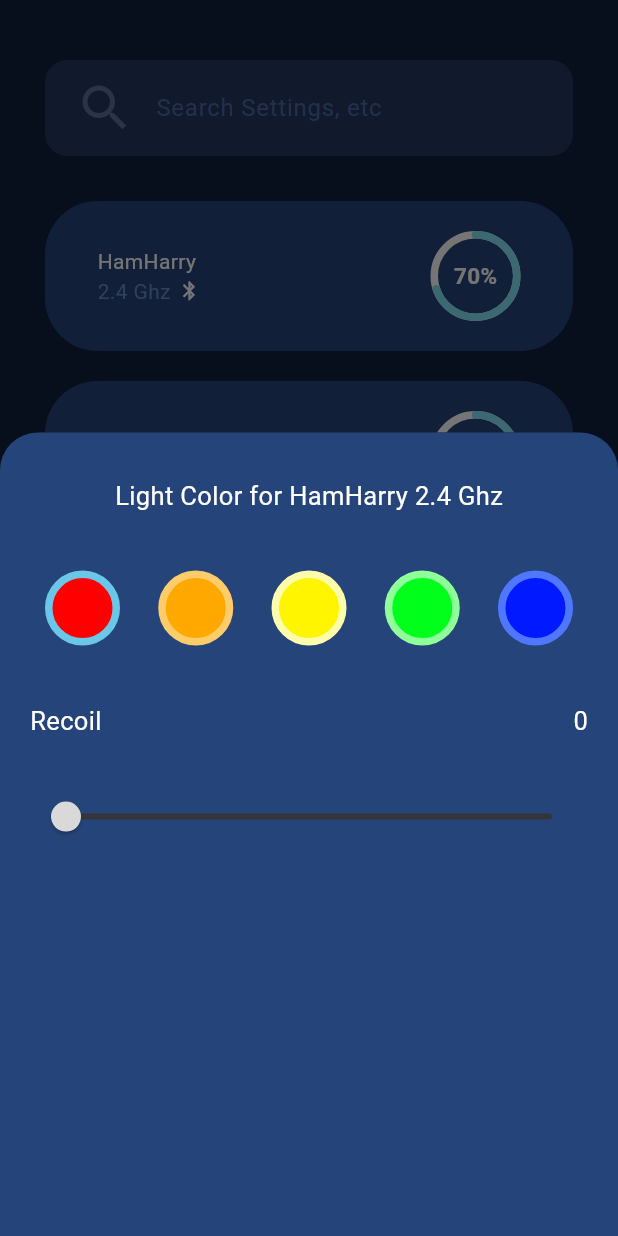
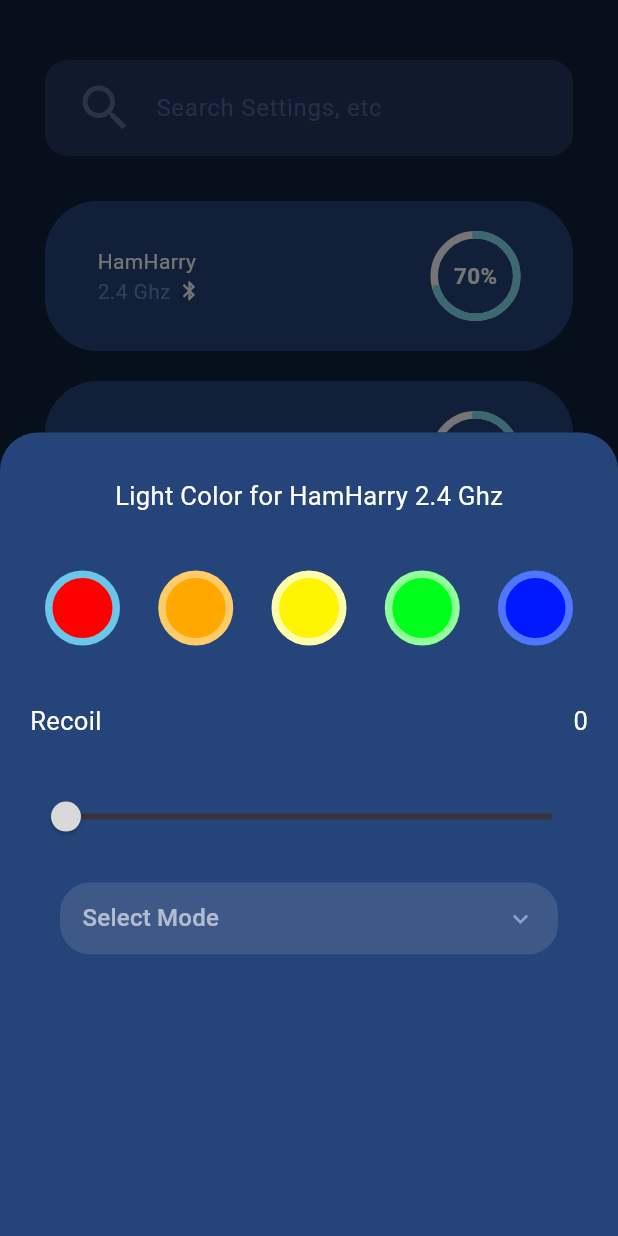
Before and after one commit to Lubpui/phandal_frontend, a Flutter app: the screen it shows after launch, after a tap on "HamHarry", on a phone screen of 412 x 824 dp. Run offline on Flutter 3.47's test engine with Material 3 defaults, Android fonts, the phone set to English and light mode, and no system bars; drawn by our look-alikes of percent_indicator.

Commit message:
Dropdown_complete

```diff
--- a/lib/bottom_sheet.dart
+++ b/lib/bottom_sheet.dart
@@ -10,8 +10,13 @@ class Sheet extends StatefulWidget {
 }
 
 class _SheetState extends State<Sheet> {
+  //widget 5 Colors
   int _selectedColor = 0;
   double _current = 0;
+
+  //widget Dropdown
+  String? selectedValue;
+  List<String> dropdownItem = ["Item 1", "Item 2", "Item 3"];
 
   final List<int> colors = [
     0xffFF0000,
@@ -45,7 +50,7 @@ class _SheetState extends State<Sheet> {
             shape: BoxShape.circle,
             border: Border.all(
               color: _selectedColor == index
-                  ? Color(0xff6BC7E9)
+                  ? const Color(0xff6BC7E9)
                   : Color(colors2[index]),
               width: 5,
             ),
@@ -93,7 +98,7 @@ class _SheetState extends State<Sheet> {
             ),
           ),
           Padding(
-            padding: EdgeInsets.only(left: 20, right: 20, top: 28),
+            padding: const EdgeInsets.only(left: 20, right: 20, top: 28),
             child: Row(
               mainAxisAlignment: MainAxisAlignment.spaceBetween,
               children: [
@@ -126,7 +131,51 @@ class _SheetState extends State<Sheet> {
                 setState(() {
                   _current = value;
                 });
-                }),
+              },
+            ),
+          ),
+          SizedBox(
+            width: double.infinity,
+            child: Column(
+              crossAxisAlignment: CrossAxisAlignment.center,
+              mainAxisAlignment: MainAxisAlignment.start,
+              children: [
+                Padding(
+                  padding: const EdgeInsets.only(left: 40, right: 40, top: 20),
+                  child: Container(
+                    decoration: BoxDecoration(
+                      borderRadius: BorderRadius.circular(20),
+                      color: const Color(0xff3E5888),
+                    ),
+                    child: Padding(
+                      padding: const EdgeInsets.only(left: 15, right: 15),
+                      child: DropdownButton<String>(
+                        hint: const Text("Select Mode"),
+                        value: selectedValue,
+                        items: dropdownItem.map((String value) {
+                          return DropdownMenuItem<String>(
+                              value: value, child: Text(value));
+                        }).toList(),
+                        onChanged: (newValue) {
+                          setState(() {
+                            selectedValue = newValue;
+                          });
+                        },
+                        isExpanded: true,
+                        dropdownColor: const Color(0xff3E5888),
+                        borderRadius: BorderRadius.circular(20),
+                        icon: const Icon(
+                          Icons.keyboard_arrow_down,
+                          color: Color(0xff87A2D3),
+                        ),
+                        iconSize: 20,
+                        underline: const SizedBox(),
+                      ),
+                    ),
+                  ),
+                ),
+              ],
+            ),
           )
         ],
       ),
```
Lines whose indentation alone changed are shown as unchanged.
